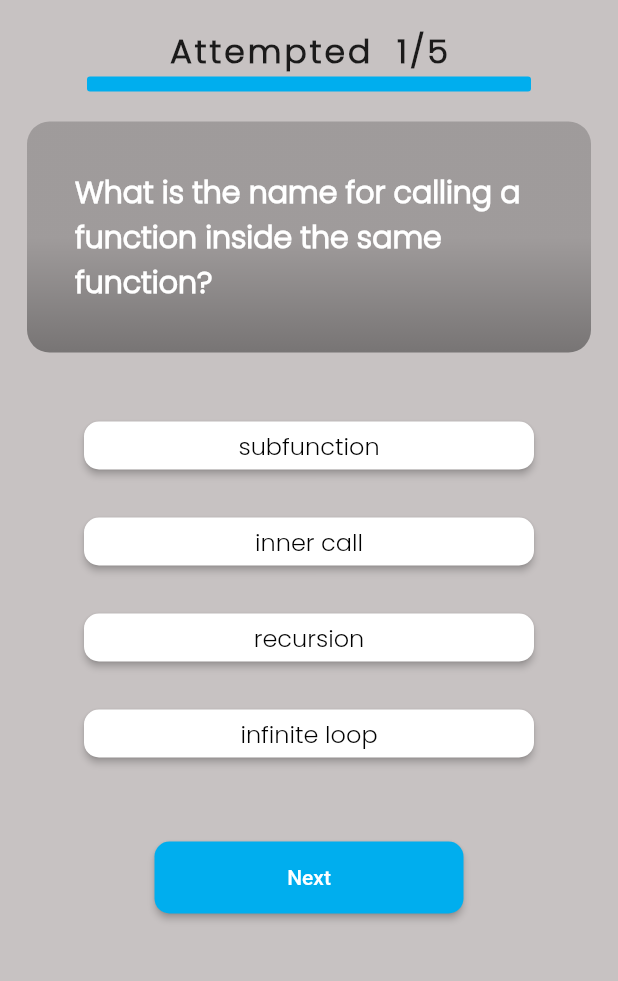
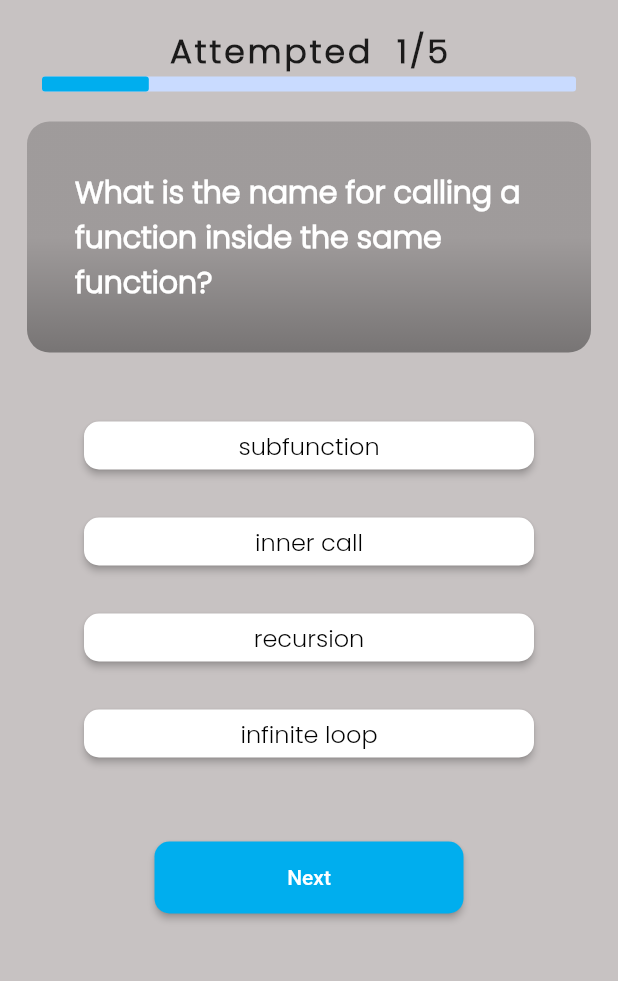
Before and after one commit to Goodam198/quiz-app-flutter, a Flutter app: the C_plain screen opened by its route, on a phone screen of 412 x 824 dp, the part 84-1065 px from its top. Run offline on Flutter 3.47's test engine with Material 2 defaults, Android fonts, the phone set to English and light mode, and no system bars; drawn by our look-alikes of percent_indicator.

Commit message:
updated progress bar

```diff
--- a/lib/categories/C_plain.dart
+++ b/lib/categories/C_plain.dart
@@ -1,7 +1,7 @@
 import 'package:flutter/material.dart';
 import 'package:quiz_app/categories/C_plain_quiz.dart';
 import 'package:quiz_app/pages/Question.dart';
-import 'package:quiz_app/pages/HomePage.dart';
+import 'package:percent_indicator/percent_indicator.dart';
 
 class C_plain extends StatefulWidget {
   const C_plain({Key? key}) : super(key: key);
@@ -51,15 +51,19 @@ class _C_plainState extends State<C_plain> {
                   letterSpacing: 2,
                 ),
               ),
-              Container(
-                height: 10,
-                width: 500,
-                margin: EdgeInsets.symmetric(horizontal: 40),
-                decoration: BoxDecoration(
-                  borderRadius: BorderRadius.circular(2),
-                  color:  Color(0xff00AEEE),
-                ),
+
+              LinearPercentIndicator(
+                barRadius: Radius.circular(2),
+                animation: true,
+                animationDuration: 1000,
+                lineHeight: 10,
+                percent: ((currentQuestionIndex + 1) / questionList.length),
+                progressColor: Color(0xff00AEEE),
+                backgroundColor: Color(0xffC9DBFF),
               ),
+
+
+
               questionWidget(),
               answerList(),
               nextButton(),
@@ -211,11 +215,8 @@ class _C_plainState extends State<C_plain> {
       content: ElevatedButton(
         child: const Text("Go to Home"),
         onPressed: () {
-          Navigator.push(
-
-            context, MaterialPageRoute(builder: (context) => HomePage()),
-
-          );
+          Navigator.of(context).pop();
+          Navigator.of(context).pop();
           setState(() {
             currentQuestionIndex = 0;
             score = 0;
--- a/lib/pages/Loader.dart
+++ b/lib/pages/Loader.dart
@@ -1,9 +1,6 @@
 import 'dart:async';
 import 'package:flutter/material.dart';
 import 'package:quiz_app/pages/HomePage.dart';
-
-
-
 
 class Loader extends StatefulWidget {
 
@@ -17,7 +14,7 @@ class _LoaderState extends State<Loader> {
 
   void checkTimer(){
   Timer(Duration(seconds: 4),() {
-    Navigator.of(context).pushReplacement(MaterialPageRoute(builder: (_) =>  HomePage()));
+    Navigator.of(context).pushReplacement(MaterialPageRoute(builder: (context) =>  HomePage()));
   });
 }
 
@@ -28,6 +25,7 @@ class _LoaderState extends State<Loader> {
     checkTimer();
 
   }
+
 
   @override
   Widget build(BuildContext context) {
--- a/pubspec.yaml
+++ b/pubspec.yaml
@@ -45,6 +45,7 @@ dev_dependencies:
   # package. See that file for information about deactivating specific lint
   # rules and activating additional ones.
   flutter_lints: ^2.0.0
+  percent_indicator: ^4.2.2
 
 # For information on the generic Dart part of this file, see the
 # following page: https://dart.dev/tools/pub/pubspec
```
Also changed, not shown: lib/categories/C_sharp.dart (+14 -15 lines), lib/categories/Cpp.dart (+12 -14 lines), lib/categories/Java.dart (+12 -14 lines), lib/categories/Python.dart (+12 -14 lines), lib/categories/R_plain.dart (+12 -14 lines), pubspec.lock.
